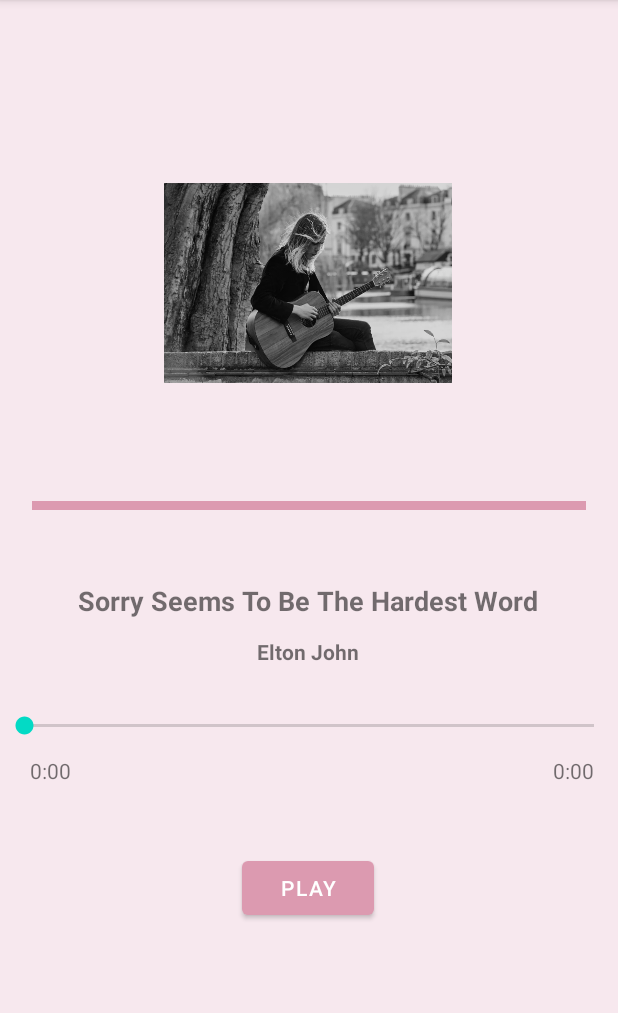
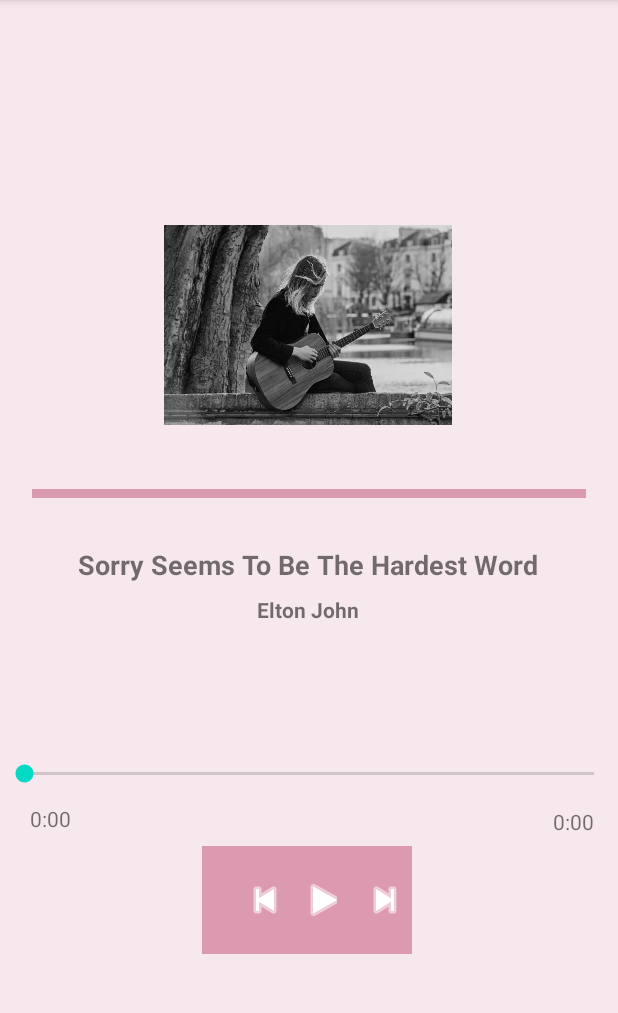
Before and after one commit to TechGirl-Yunshu/MediaPlayer, an Android app: the screen it shows after launch (MainActivity), on a phone screen of 412 x 824 dp, the part 84-1097 px from its top. Run offline under Robolectric (Android 15) with nearby library versions, the phone set to English and light mode, and no system bars.

Commit message:
add seek bar and tracking playing

```diff
--- a/app/src/main/java/com/example/mediaplayerapp/MainActivity.java
+++ b/app/src/main/java/com/example/mediaplayerapp/MainActivity.java
@@ -2,26 +2,38 @@ package com.example.mediaplayerapp;
 
 import androidx.appcompat.app.AppCompatActivity;
 
+import android.media.Image;
 import android.media.MediaPlayer;
 import android.os.Bundle;
 import android.view.View;
 import android.widget.Button;
+import android.widget.ImageButton;
+import android.widget.ImageView;
 import android.widget.SeekBar;
+import android.widget.TextView;
 import android.widget.Toast;
 
-public class MainActivity extends AppCompatActivity {
+import java.text.SimpleDateFormat;
+import java.util.Date;
+
+public class MainActivity extends AppCompatActivity implements View.OnClickListener {
     private MediaPlayer mediaPlayer;
+    private ImageView artistImage;
+    private TextView leftTime;
+    private TextView rightTime;
     private Button playButton;
+    private Button prevButton;
+    private Button nextButton;
     private SeekBar seekBar;
+    private Thread thread;
 
     @Override
     protected void onCreate(Bundle savedInstanceState) {
         super.onCreate(savedInstanceState);
         setContentView(R.layout.activity_main);
 
-        seekBar = (SeekBar) findViewById(R.id.seekBar);
-        mediaPlayer = new MediaPlayer();
-        mediaPlayer = MediaPlayer.create(getApplicationContext(), R.raw.love_me_tender);
+        setUpUI();
+
         seekBar.setMax(mediaPlayer.getDuration());
 
         seekBar.setOnSeekBarChangeListener(new SeekBar.OnSeekBarChangeListener() {
@@ -30,6 +42,13 @@ public class MainActivity extends AppCompatActivity {
                 if (fromUser){
                     mediaPlayer.seekTo(progress);
                 }
+
+                SimpleDateFormat dateFormat = new SimpleDateFormat("mm:ss");
+                int currentPosition = mediaPlayer.getCurrentPosition();
+                int duration = mediaPlayer.getDuration();
+
+                leftTime.setText(dateFormat.format(new Date(currentPosition)));
+                rightTime.setText(dateFormat.format(new Date(duration - currentPosition)));
 
             }
 
@@ -43,43 +62,114 @@ public class MainActivity extends AppCompatActivity {
 
             }
         });
+//
+//        mediaPlayer.setOnCompletionListener(new MediaPlayer.OnCompletionListener() {
+//            @Override
+//            public void onCompletion(MediaPlayer mediaPlayer) {
+//                int duration = mediaPlayer.getDuration();
+//                String mDuration = String.valueOf(duration/1000);
+//
+//                Toast.makeText(getApplicationContext(), "duration " + mDuration, Toast.LENGTH_SHORT).show();
+//            }
+//        });
+//
+    }
 
-        mediaPlayer.setOnCompletionListener(new MediaPlayer.OnCompletionListener() {
-            @Override
-            public void onCompletion(MediaPlayer mediaPlayer) {
-                int duration = mediaPlayer.getDuration();
-                String mDuration = String.valueOf(duration/1000);
+    public void setUpUI(){
 
-                Toast.makeText(getApplicationContext(), "duration " + mDuration, Toast.LENGTH_SHORT).show();
-            }
-        });
+        mediaPlayer = new MediaPlayer();
+        mediaPlayer = MediaPlayer.create(getApplicationContext(), R.raw.sstbthw);
 
+        artistImage = (ImageView) findViewById(R.id.artistImageID);
+        leftTime = (TextView) findViewById(R.id.leftTime);
+        rightTime = (TextView) findViewById(R.id.rightTime);
+        seekBar = (SeekBar) findViewById(R.id.seekBar);
+        prevButton = (Button) findViewById(R.id.prevButton);
         playButton = (Button) findViewById(R.id.playButton);
-        playButton.setOnClickListener(new View.OnClickListener() {
-            @Override
-            public void onClick(View view) {
+        nextButton = (Button) findViewById(R.id.nextButton);
+
+        prevButton.setOnClickListener(this);
+        playButton.setOnClickListener(this);
+        nextButton.setOnClickListener(this);
+    }
+
+    @Override
+    public void onClick(View view) {
+        switch (view.getId()){
+            case R.id.prevButton:
+                backMusic();
+                break;
+            case R.id.playButton:
                 if (mediaPlayer.isPlaying()){
                     //stop and give option to start again
                     pauseMusic();
                 } else {
                     startMusic();
                 }
-            }
-        });
+                break;
+            case R.id.nextButton:
+                nextMusic();
+                break;
+
+        }
     }
 
     public void pauseMusic(){
         if (mediaPlayer != null){
             mediaPlayer.pause();
-            playButton.setText("Play");
+            playButton.setBackgroundResource(android.R.drawable.ic_media_play);
         }
     }
 
     public void startMusic(){
         if (mediaPlayer != null){
             mediaPlayer.start();
-            playButton.setText("Pause");
+            updateThread();
+            playButton.setBackgroundResource(android.R.drawable.ic_media_pause);
         }
+    }
+
+    public void backMusic(){
+        if (mediaPlayer.isPlaying()){
+            mediaPlayer.seekTo(0);
+        }
+    }
+
+    public void nextMusic(){
+        if (mediaPlayer.isPlaying()){
+            mediaPlayer.seekTo(mediaPlayer.getDuration());
+        }
+    }
+
+    public void updateThread() {
+         thread = new Thread() {
+             @Override
+             public void run(){
+                 try {
+                     while (mediaPlayer != null && mediaPlayer.isPlaying()) {
+                         Thread.sleep(50);
+                         runOnUiThread(new Runnable() {
+                             @Override
+                             public void run() {
+                                 int newPosition = mediaPlayer.getCurrentPosition();
+                                 int newMax = mediaPlayer.getDuration();
+                                 seekBar.setMax(newMax);
+                                 seekBar.setProgress(newPosition);
+
+                                 //update the text
+
+                                 leftTime.setText(String.valueOf(new java.text.SimpleDateFormat("mm:ss").format(new Date(mediaPlayer.getCurrentPosition()))));
+                                 rightTime.setText(String.valueOf(new java.text.SimpleDateFormat("mm:ss").format(new Date(mediaPlayer.getDuration() - mediaPlayer.getCurrentPosition()))));
+
+                             }
+                         });
+                     }
+                 } catch (InterruptedException e){
+                     e.printStackTrace();
+                 }
+             }
+         };
+         thread.start();
     }
 
     @Override
@@ -89,6 +179,8 @@ public class MainActivity extends AppCompatActivity {
             mediaPlayer.release();
             mediaPlayer = null;
         }
+        thread.interrupt();
+        thread = null;
         super.onDestroy();
     }
 }
--- a/app/src/main/res/layout/activity_main.xml
+++ b/app/src/main/res/layout/activity_main.xml
@@ -7,42 +7,60 @@
     android:background="#2FD285A1"
     tools:context=".MainActivity">
 
-    <ImageView
-        android:id="@+id/imageView"
-        android:layout_width="192dp"
-        android:layout_height="184dp"
-        app:layout_constraintBottom_toTopOf="@+id/imageView2"
+    <TextView
+        android:id="@+id/rightTime"
+        android:layout_width="wrap_content"
+        android:layout_height="wrap_content"
+        android:text="0:00"
+        app:layout_constraintBottom_toBottomOf="parent"
         app:layout_constraintEnd_toEndOf="parent"
-        app:layout_constraintHorizontal_bias="0.497"
-        app:layout_constraintStart_toStartOf="parent"
-        app:layout_constraintTop_toTopOf="parent"
-        app:layout_constraintVertical_bias="0.644"
-        app:srcCompat="@drawable/iamge" />
+        app:layout_constraintHorizontal_bias="0.952"
+        app:layout_constraintStart_toEndOf="@+id/leftTime"
+        app:layout_constraintTop_toBottomOf="@+id/seekBar"
+        app:layout_constraintVertical_bias="0.01" />
 
-    <SeekBar
-        android:id="@+id/seekBar"
-        android:layout_width="match_parent"
-        android:layout_height="40dp"
-        android:layout_marginBottom="64dp"
-        app:layout_constraintBottom_toTopOf="@+id/playButton"
+    <TableRow
+        android:id="@+id/tableRow"
+        android:layout_width="wrap_content"
+        android:layout_height="wrap_content"
+        android:layout_marginBottom="132dp"
+        android:background="@color/light_pink"
+        android:padding="10dp"
+        app:layout_constraintBottom_toBottomOf="parent"
         app:layout_constraintEnd_toEndOf="parent"
-        app:layout_constraintStart_toStartOf="parent" />
+        app:layout_constraintHorizontal_bias="0.496"
+        app:layout_constraintStart_toStartOf="parent">
 
-    <ImageView
-        android:id="@+id/imageView2"
-        android:layout_width="369dp"
-        android:layout_height="6dp"
-        android:layout_marginBottom="48dp"
-        app:layout_constraintBottom_toTopOf="@+id/textView"
-        app:layout_constraintEnd_toEndOf="parent"
-        app:layout_constraintStart_toStartOf="parent"
-        app:srcCompat="@drawable/divider" />
+        <Button
+            android:id="@+id/prevButton"
+            style="@android:style/Widget.DeviceDefault.Button.Borderless"
+            android:layout_width="40dp"
+            android:layout_height="wrap_content"
+            app:icon="@android:drawable/ic_media_previous" />
+
+        <Button
+            android:id="@+id/playButton"
+            style="@style/Widget.AppCompat.Button.Borderless"
+            android:layout_width="40dp"
+            android:layout_height="wrap_content"
+
+            app:icon="@android:drawable/ic_media_play" />
+
+        <Button
+            android:id="@+id/nextButton"
+            style="@style/Widget.AppCompat.Button.Borderless"
+            android:layout_width="40dp"
+            android:layout_height="wrap_content"
+            android:background="@android:drawable/ic_media_next"
+            app:icon="@android:drawable/ic_media_next"
+            />
+    </TableRow>
 
     <TextView
         android:id="@+id/textView"
         android:layout_width="wrap_content"
         android:layout_height="wrap_content"
-        android:layout_marginBottom="12dp"
+        android:layout_marginBottom="8dp"
         android:text="@string/song_name"
         android:textSize="18sp"
         android:textStyle="bold"
@@ -55,7 +73,7 @@
         android:id="@+id/textView2"
         android:layout_width="wrap_content"
         android:layout_height="wrap_content"
-        android:layout_marginBottom="20dp"
+        android:layout_marginBottom="80dp"
         android:text="@string/artist_name"
         android:textStyle="bold"
         app:layout_constraintBottom_toTopOf="@+id/seekBar"
@@ -63,16 +81,27 @@
         app:layout_constraintHorizontal_bias="0.498"
         app:layout_constraintStart_toStartOf="parent" />
 
-    <Button
-        android:id="@+id/playButton"
-        android:layout_width="wrap_content"
-        android:layout_height="wrap_content"
-        android:layout_marginBottom="152dp"
-        android:text="@string/button_name"
-        app:layout_constraintBottom_toBottomOf="parent"
+    <ImageView
+        android:id="@+id/artistImageID"
+        android:layout_width="192dp"
+        android:layout_height="184dp"
+        app:layout_constraintBottom_toTopOf="@+id/imageView2"
         app:layout_constraintEnd_toEndOf="parent"
-        app:layout_constraintHorizontal_bias="0.498"
-        app:layout_constraintStart_toStartOf="parent" />
+        app:layout_constraintHorizontal_bias="0.497"
+        app:layout_constraintStart_toStartOf="parent"
+        app:layout_constraintTop_toTopOf="parent"
+        app:layout_constraintVertical_bias="0.876"
+        app:srcCompat="@drawable/iamge" />
+
+    <ImageView
+        android:id="@+id/imageView2"
+        android:layout_width="369dp"
+        android:layout_height="6dp"
+        android:layout_marginBottom="32dp"
+        app:layout_constraintBottom_toTopOf="@+id/textView"
+        app:layout_constraintEnd_toEndOf="parent"
+        app:layout_constraintStart_toStartOf="parent"
+        app:srcCompat="@drawable/divider" />
 
     <TextView
         android:id="@+id/leftTime"
@@ -85,16 +114,14 @@
         app:layout_constraintTop_toBottomOf="@+id/seekBar"
         app:layout_constraintVertical_bias="0.0" />
 
-    <TextView
-        android:id="@+id/rightTime"
-        android:layout_width="wrap_content"
-        android:layout_height="wrap_content"
-        android:text="0:00"
-        app:layout_constraintBottom_toBottomOf="parent"
+    <SeekBar
+        android:id="@+id/seekBar"
+        android:layout_width="match_parent"
+        android:layout_height="40dp"
+        android:layout_marginBottom="28dp"
+        app:layout_constraintBottom_toTopOf="@+id/tableRow"
         app:layout_constraintEnd_toEndOf="parent"
-        app:layout_constraintHorizontal_bias="0.952"
-        app:layout_constraintStart_toEndOf="@+id/leftTime"
-        app:layout_constraintTop_toBottomOf="@+id/seekBar"
-        app:layout_constraintVertical_bias="0.0" />
+        app:layout_constraintHorizontal_bias="0.0"
+        app:layout_constraintStart_toStartOf="parent" />
 
 </androidx.constraintlayout.widget.ConstraintLayout>
```
Also changed, not shown: 1 other file.
